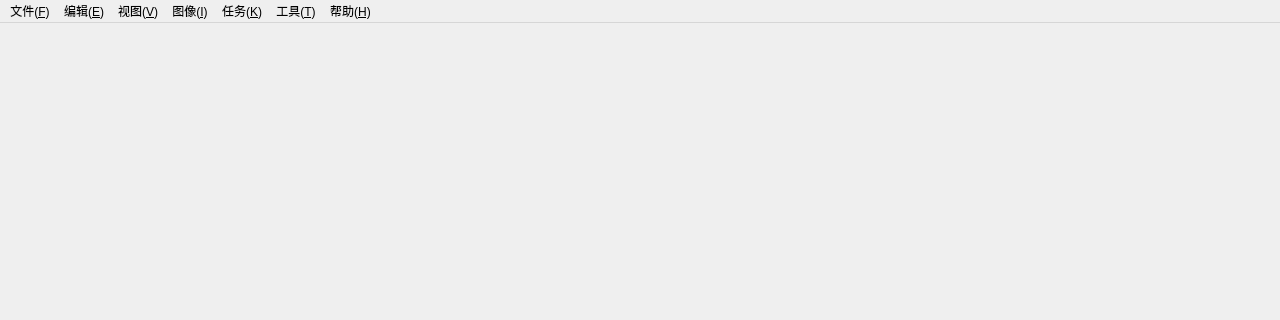
Old version of the form src/ui/mainwindow.ui in the repository jinweixia03/GenPreCVSystem; both pictures show x 0 to 1280 and y 0 to 320 of the 1280 by 800 pixel window.
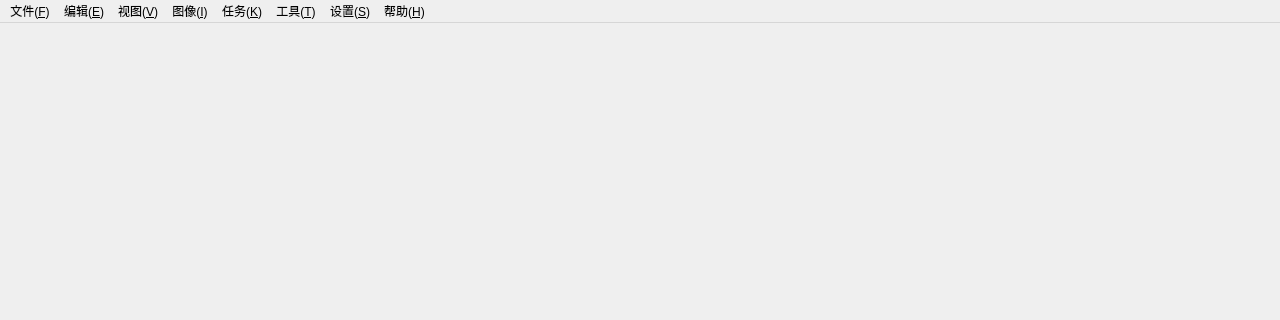
New version of the form.

Commit message:
feat: improve batch processing and simplify settings
- Fix Ctrl+C in log output to copy text instead of image
- Disable result dialog during batch processing to prevent errors
- Add road damage and remote sensing menu items (placeholder)
- Simplify settings dialog to general settings only:
  - Directory settings (open/export)
  - General settings (recent files count, auto-save)
  - Export settings (format, timestamp, metadata)

```diff
--- a/src/ui/mainwindow.ui
+++ b/src/ui/mainwindow.ui
@@ -111,8 +111,16 @@
     <addaction name="separator"/>
     <addaction name="actionBatchProcess"/>
     <addaction name="separator"/>
-    <addaction name="actionProcess"/>
-    <addaction name="actionStop"/>
+    <addaction name="actionRoadDamage"/>
+    <addaction name="actionRemoteSensing"/>
+   </widget>
+
+   <!-- 设置菜单 -->
+   <widget class="QMenu" name="menuSettings">
+    <property name="title">
+     <string>设置(&amp;S)</string>
+    </property>
+    <addaction name="actionSettings"/>
    </widget>
 
    <!-- 帮助菜单 -->
@@ -132,6 +140,7 @@
    <addaction name="menuImage"/>
    <addaction name="menuTasks"/>
    <addaction name="menuTools"/>
+   <addaction name="menuSettings"/>
    <addaction name="menuHelp"/>
   </widget>
 
```
Left out of the diff: 26 changed lines with no effect on the pictures. The commit also changes 13 other files.
